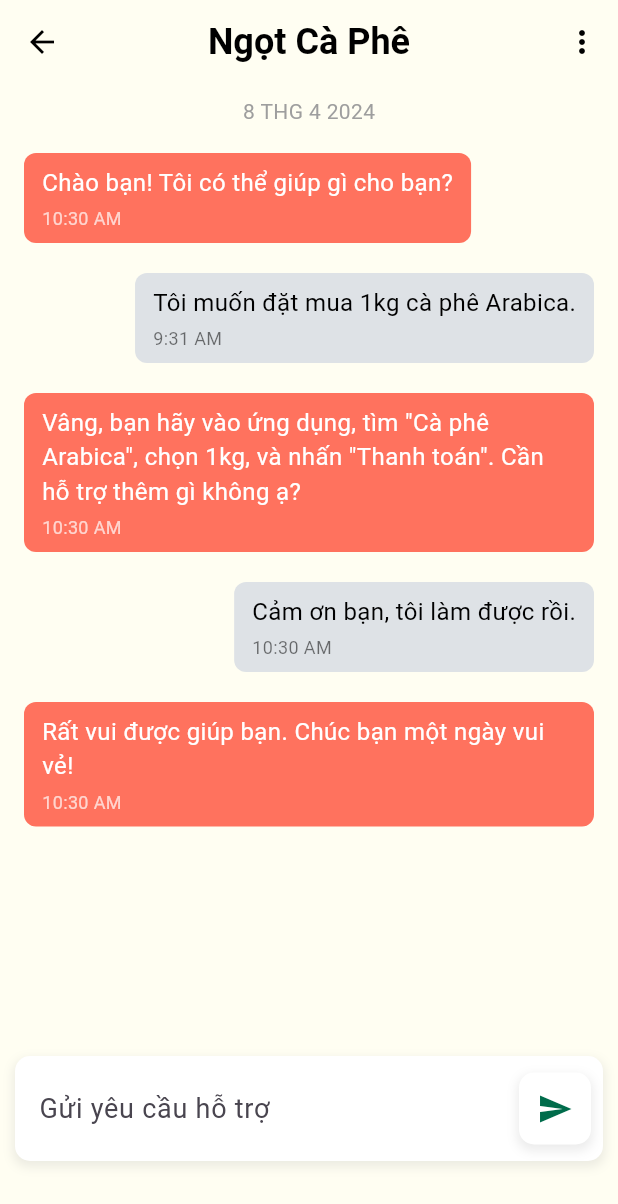
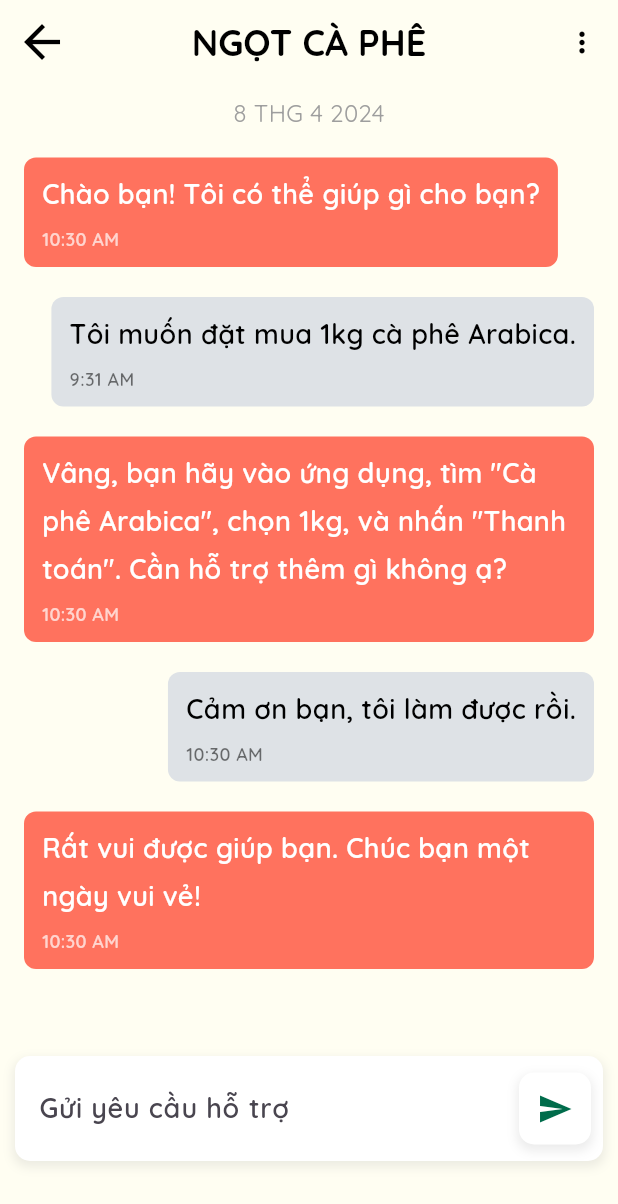
Before and after one commit to nhanvox/CoffeeShop, a Flutter app: the SupportPage screen opened directly, after a tap on "Ngọt Cà Phê", on a phone screen of 412 x 824 dp. Shown: the top 1204 px of the screen. Run offline on Flutter 3.47's test engine with Material 3 defaults, Android fonts, the phone set to English and light mode, and no system bars; our stand-ins replace animated_splash_screen, animated_text_kit, carousel_slider, google_fonts, image_picker, jwt_decoder and 3 more; accounts and stored records are empty; network calls fail.

Commit message:
update UI about, support

```diff
--- a/coffeeshop/lib/config/config.dart
+++ b/coffeeshop/lib/config/config.dart
@@ -1,4 +1,4 @@
-const url = 'http://192.168.175.111:3000/';
+const url = 'http://192.168.1.123:3000/';
 //Authencation
 const registration = "${url}register";
 const login = '${url}login';
--- a/coffeeshop/lib/page/support/support_detail.dart
+++ b/coffeeshop/lib/page/support/support_detail.dart
@@ -1,4 +1,6 @@
+import 'package:coffeeshop/page/login/view/components/quicksand.dart';
 import 'package:flutter/material.dart';
+import 'package:google_fonts/google_fonts.dart';
 
 class SupportDetailPage extends StatefulWidget {
   const SupportDetailPage({super.key});
@@ -13,26 +15,32 @@ class SupportDetailPageState extends State<SupportDetailPage> {
     return Scaffold(
       backgroundColor: const Color(0xFFFFFEF2),
       appBar: AppBar(
-        title: const Text(
-          'Ngọt Cà Phê',
-          style: TextStyle(
+        title: const TextQuicksand(
+          'NGỌT CÀ PHÊ',
           color: Colors.black,
           fontSize: 24,
           fontWeight: FontWeight.bold,
-          ),
         ),
         centerTitle: true,
         backgroundColor: const Color(0xFFFFFEF2),
         elevation: 0,
         leading: IconButton(
-          icon: const Icon(Icons.arrow_back, color: Colors.black),
+          icon: const Icon(
+            size: 36,
+            Icons.arrow_back,
+            color: Colors.black,
+          ),
           onPressed: () {
             Navigator.pop(context);
           },
         ),
         actions: [
           IconButton(
-            icon: const Icon(Icons.more_vert, color: Colors.black),
+            icon: const Icon(
+              Icons.more_vert,
+              color: Colors.black,
+              size: 22,
+            ),
             onPressed: () {},
           ),
         ],
@@ -54,7 +62,8 @@ class SupportDetailPageState extends State<SupportDetailPage> {
                   isSentByMe: true,
                 ),
                 ChatMessage(
-                  message: 'Vâng, bạn hãy vào ứng dụng, tìm "Cà phê Arabica", chọn 1kg, và nhấn "Thanh toán". Cần hỗ trợ thêm gì không ạ?',
+                  message:
+                      'Vâng, bạn hãy vào ứng dụng, tìm "Cà phê Arabica", chọn 1kg, và nhấn "Thanh toán". Cần hỗ trợ thêm gì không ạ?',
                   time: '10:30 AM',
                   isSentByMe: false,
                 ),
@@ -72,7 +81,8 @@ class SupportDetailPageState extends State<SupportDetailPage> {
             ),
           ),
           Container(
-            padding: const EdgeInsets.symmetric(horizontal: 10.0, vertical: 50.0),
+            padding:
+                const EdgeInsets.symmetric(horizontal: 10.0, vertical: 50.0),
             child: Row(
               children: [
                 Expanded(
@@ -92,13 +102,15 @@ class SupportDetailPageState extends State<SupportDetailPage> {
                     ),
                     child: Row(
                       children: [
-                        const Expanded(
+                        Expanded(
                           child: Padding(
-                            padding: EdgeInsets.symmetric(horizontal: 16.0),
+                            padding:
+                                const EdgeInsets.symmetric(horizontal: 16.0),
                             child: TextField(
                               decoration: InputDecoration(
                                 hintText: 'Gửi yêu cầu hỗ trợ',
-                                hintStyle: TextStyle(fontSize: 18),
+                                hintStyle: GoogleFonts.getFont('Quicksand',
+                                    fontSize: 18, fontWeight: FontWeight.w600),
                                 border: InputBorder.none,
                               ),
                             ),
@@ -120,7 +132,8 @@ class SupportDetailPageState extends State<SupportDetailPage> {
                               ],
                             ),
                             child: IconButton(
-                              icon: const Icon(Icons.send, color: Color(0xFF006C4B)),
+                              icon: const Icon(Icons.send,
+                                  color: Color(0xFF006C4B)),
                               onPressed: () {
                                 // Add functionality to send message
                               },
@@ -143,7 +156,7 @@ class SupportDetailPageState extends State<SupportDetailPage> {
 class DateSeparator extends StatelessWidget {
   final String date;
 
-  const DateSeparator({required this.date});
+  const DateSeparator({super.key, required this.date});
 
   @override
   Widget build(BuildContext context) {
@@ -152,7 +165,8 @@ class DateSeparator extends StatelessWidget {
       alignment: Alignment.center,
       child: Text(
         date,
-        style: const TextStyle(color: Colors.grey, fontSize: 14.0),
+        style: GoogleFonts.getFont('Quicksand',
+            color: Colors.grey, fontSize: 16.0),
       ),
     );
   }
@@ -164,6 +178,7 @@ class ChatMessage extends StatelessWidget {
   final bool isSentByMe;
 
   const ChatMessage({
+    super.key,
     required this.message,
     required this.time,
     required this.isSentByMe,
@@ -183,20 +198,16 @@ class ChatMessage extends StatelessWidget {
         child: Column(
           crossAxisAlignment: CrossAxisAlignment.start,
           children: [
-            Text(
+            TextQuicksand(
               message,
-              style: TextStyle(
               color: isSentByMe ? Colors.black : Colors.white,
-                fontSize: 16.0,
-              ),
+              fontSize: 18.0,
             ),
             const SizedBox(height: 4.0),
-            Text(
+            TextQuicksand(
               time,
-              style: TextStyle(
               color: isSentByMe ? Colors.black54 : Colors.white70,
               fontSize: 12.0,
-              ),
             ),
           ],
         ),
--- a/coffeeshop/lib/page/support/support_page.dart
+++ b/coffeeshop/lib/page/support/support_page.dart
@@ -1,3 +1,4 @@
+import 'package:coffeeshop/page/login/view/components/quicksand.dart';
 import 'package:coffeeshop/page/support/support_detail.dart';
 import 'package:flutter/material.dart';
 
@@ -14,18 +15,20 @@ class SupportPageState extends State<SupportPage> {
     return Scaffold(
       backgroundColor: const Color(0xFFFFFEF2),
       appBar: AppBar(
-        title: const Text(
-          'Hỗ trợ',
-          style: TextStyle(
+        title: const TextQuicksand(
+          'HỖ TRỢ',
           color: Colors.black,
           fontSize: 24,
-            fontWeight: FontWeight.bold,
-          ),
+          fontWeight: FontWeight.w700,
         ),
         centerTitle: true,
         backgroundColor: const Color(0xFFFFFEF2),
         leading: IconButton(
-          icon: const Icon(Icons.arrow_back, color: Colors.black),
+          icon: const Icon(
+            size: 36,
+            Icons.arrow_back,
+            color: Colors.black,
+          ),
           onPressed: () {
             Navigator.pop(context);
           },
@@ -56,7 +59,8 @@ class SupportPageState extends State<SupportPage> {
             onTap: () {
               Navigator.push(
                 context,
-                MaterialPageRoute(builder: (context) => const SupportDetailPage()),
+                MaterialPageRoute(
+                    builder: (context) => const SupportDetailPage()),
               );
             },
             child: Container(
@@ -85,20 +89,18 @@ class SupportPageState extends State<SupportPage> {
                     child: Column(
                       crossAxisAlignment: CrossAxisAlignment.start,
                       children: [
-                        Text(
+                        TextQuicksand(
                           'Ngọt Cà Phê',
-                          style: TextStyle(
                           fontSize: 18,
-                            fontWeight: FontWeight.bold,
-                          ),
+                          fontWeight: FontWeight.w600,
                         ),
                         SizedBox(height: 8.0),
-                        Text(
-                          'Rất vui được giúp bạn. Chúc bạn m...',
-                          style: TextStyle(
+                        TextQuicksand(
+                          'Rất vui được giúp bạn. Chúc bạn một ngày mới tốt lành.',
+                          maxLine: 1,
+                          overflow: TextOverflow.ellipsis,
                           fontSize: 16,
                           color: Colors.grey,
-                          ),
                         ),
                         SizedBox(height: 8.0),
                         Row(
@@ -109,12 +111,10 @@ class SupportPageState extends State<SupportPage> {
                               color: Colors.grey,
                             ),
                             SizedBox(width: 4.0),
-                            Text(
+                            TextQuicksand(
                               '15 phút trước',
-                              style: TextStyle(
                               fontSize: 14,
                               color: Colors.grey,
-                              ),
                             ),
                           ],
                         ),
```
Also changed, not shown: coffeeshop/lib/page/about/about_page.dart (+32 -14 lines). Lines whose indentation alone changed are shown as unchanged.
